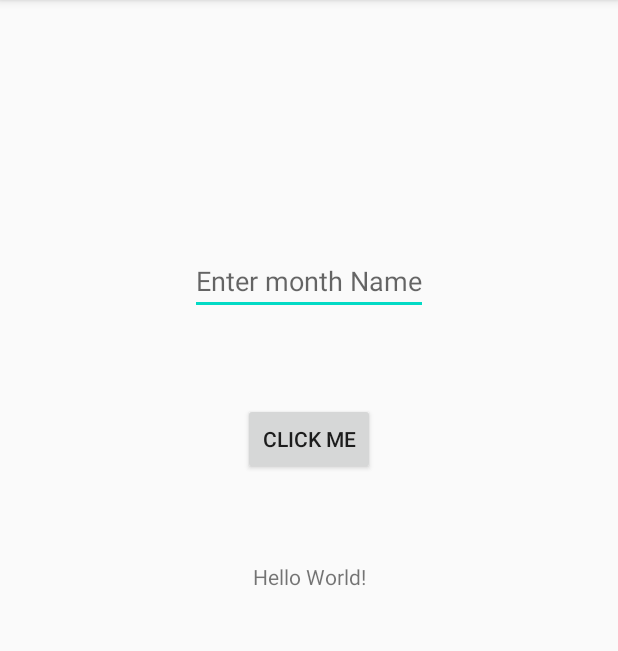
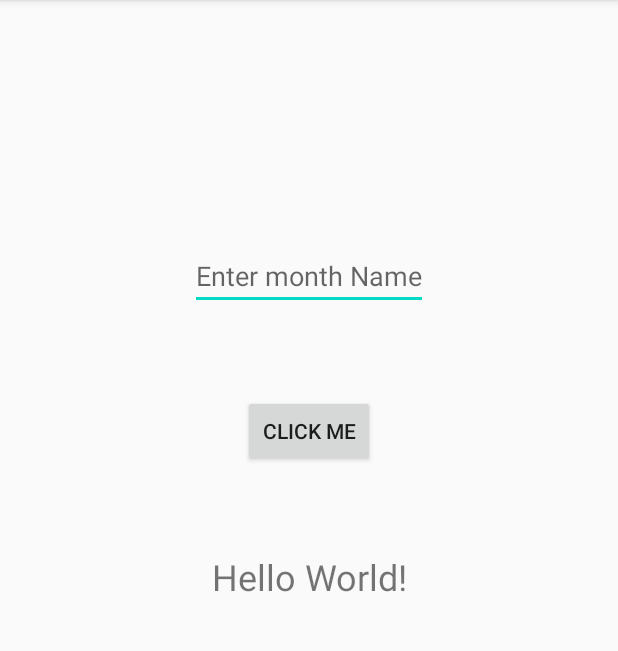
Before and after one commit to sksayed/MVVM_Retrofit_room_paging_android, an Android app: the screen it shows after launch (MainActivity), on a phone screen of 412 x 824 dp, the part 84-735 px from its top. Run offline under Robolectric (Android 15) with nearby library versions, the phone set to English and light mode, and no system bars.

```diff
--- a/app/src/main/java/CallBacks/ISalaryDataSource.java
+++ b/app/src/main/java/CallBacks/ISalaryDataSource.java
@@ -1,5 +1,7 @@
 package CallBacks;
 
+import java.util.function.Consumer;
+
 interface ISalaryDataSource {
-    Double getSalaryFromWeb (String month);
+    void getSalaryFromWeb (String month , Consumer<Double> salary);
 }
--- a/app/src/main/java/CallBacks/Presenter.java
+++ b/app/src/main/java/CallBacks/Presenter.java
@@ -15,7 +15,7 @@ public class Presenter {
                 //presenter will modify the value required for
                 //showing in the view
                 Double value = callback;
-                String modifier = "The Salary of "+month+" is "+Double.toString(value) + " Bdt";
+                String modifier = "The Salary of "+month+" is "+value+ " Bdt";
                 doubleConsumer.accept(modifier);
             });
         }
--- a/app/src/main/java/CallBacks/SalaryDataSource.java
+++ b/app/src/main/java/CallBacks/SalaryDataSource.java
@@ -1,11 +1,16 @@
 package CallBacks;
 
+import java.util.concurrent.ExecutorService;
+import java.util.concurrent.Executors;
+import java.util.function.Consumer;
+
 public class SalaryDataSource implements ISalaryDataSource {
+    private ExecutorService executorService ;
     public SalaryDataSource() {
+        executorService = Executors.newSingleThreadExecutor();
     }
 
-    @Override
-    public Double getSalaryFromWeb(String month) {
+    private Double getSalaryFromWebAsync(String month) {
         /*
          * here i am behaving as if
          * its been taking 5 sec for geting that value
@@ -30,4 +35,11 @@ public class SalaryDataSource implements ISalaryDataSource {
 
         return sal ;
     }
+
+    @Override
+    public void getSalaryFromWeb(String month, Consumer<Double> salary) {
+        executorService.submit(()->{
+            salary.accept(getSalaryFromWebAsync(month));
+        });
+    }
 }
--- a/app/src/main/java/CallBacks/SalaryRepository.java
+++ b/app/src/main/java/CallBacks/SalaryRepository.java
@@ -11,8 +11,9 @@ public class SalaryRepository implements ISalaryRepository {
     }
 
     public void getSalary(String month , Consumer<Double> callback) {
-        double value = dataSource.getSalaryFromWeb(month.toLowerCase());
-        callback.accept(value);
+         dataSource.getSalaryFromWeb(month.toLowerCase(), xyz ->{
+            callback.accept(xyz);
+        });
     }
 
 }
--- a/app/src/main/res/layout/activity_main.xml
+++ b/app/src/main/res/layout/activity_main.xml
@@ -8,9 +8,11 @@
 
     <TextView
         android:id="@+id/salaryTV"
-        android:layout_width="wrap_content"
+        android:layout_width="match_parent"
         android:layout_height="wrap_content"
         android:text="Hello World!"
+        android:textSize="24dp"
+        android:gravity="center"
         app:layout_constraintBottom_toBottomOf="parent"
         app:layout_constraintLeft_toLeftOf="parent"
         app:layout_constraintRight_toRightOf="parent"
```
